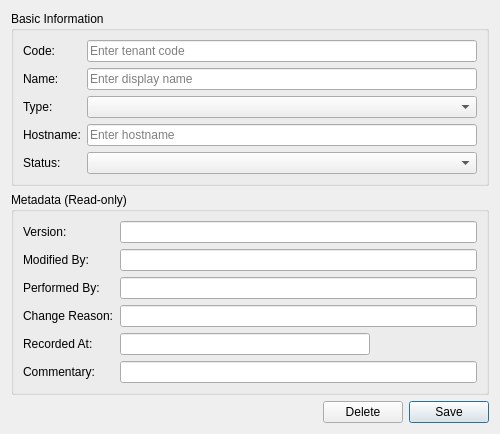
Old version of the form projects/ores.qt/ui/TenantDetailDialog.ui in the repository OreStudio/OreStudio.
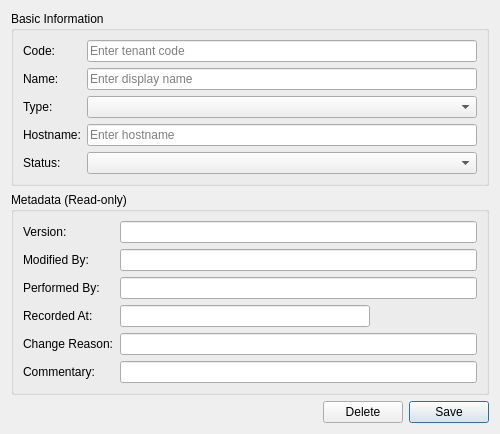
New version of the form.

What changed in the file:
```diff
--- a/projects/ores.qt/ui/TenantDetailDialog.ui
+++ b/projects/ores.qt/ui/TenantDetailDialog.ui
@@ -146,28 +146,28 @@
        </widget>
       </item>
 
-      <item row="3" column="0">
+      <item row="4" column="0">
        <widget class="QLabel" name="labelChangeReason">
         <property name="text">
          <string>Change Reason:</string>
         </property>
        </widget>
       </item>
-      <item row="3" column="1">
+      <item row="4" column="1">
        <widget class="QLineEdit" name="changeReasonEdit">
         <property name="readOnly">
          <bool>true</bool>
         </property>
        </widget>
       </item>
-      <item row="4" column="0">
+      <item row="3" column="0">
        <widget class="QLabel" name="labelRecordedAt">
         <property name="text">
          <string>Recorded At:</string>
         </property>
        </widget>
       </item>
-      <item row="4" column="1">
+      <item row="3" column="1">
        <widget class="QLineEdit" name="recordedAtEdit">
         <property name="readOnly">
          <bool>true</bool>
```
